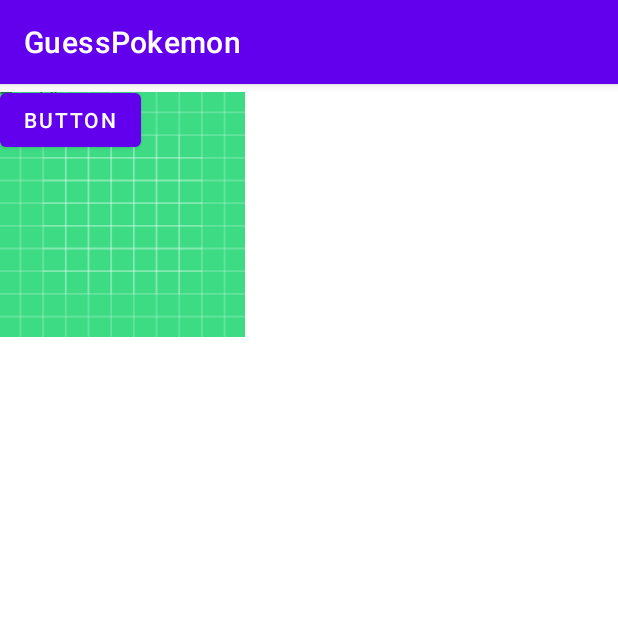
After one commit to jaumeplomer/GuessPokemonMultimedia, an Android app: the PartidaActivity screen opened directly, with no data from a screen before it, on a phone screen of 412 x 824 dp, the top half of it. The commit adds this screen. Run offline under Robolectric (Android 15) with nearby library versions, the phone set to English and light mode, and no system bars; 1 statement that could not run was skipped.

Commit message:
TOT IMPLEMENTAT MENYS PARTIDA

```diff
--- a/app/src/main/AndroidManifest.xml
+++ b/app/src/main/AndroidManifest.xml
@@ -6,15 +6,16 @@
     <uses-permission android:name="android.permission.WRITE_EXTERNAL_STORAGE" />
     <uses-permission android:name="android.permission.INTERNET" />
 
-
     <application
         android:allowBackup="true"
         android:icon="@mipmap/ic_launcher"
         android:label="@string/app_name"
+        android:requestLegacyExternalStorage="true"
         android:roundIcon="@mipmap/ic_launcher_round"
         android:supportsRtl="true"
         android:theme="@style/Theme.GuessPokemon">
-        <activity android:name=".Jugador.DetallJugadorActivity"></activity>
+        <activity android:name=".Partida.PartidaActivity"></activity>
+        <activity android:name=".Jugador.DetallJugadorActivity" />
         <activity android:name=".CrearJugadors.GeneraJugador" />
         <activity android:name=".Pokemon.LlistaPokemonActivity" />
         <activity
--- /dev/null
+++ b/app/src/main/java/com/example/guesspokemon/Partida/PartidaActivity.java
@@ -0,0 +1,21 @@
+package com.example.guesspokemon.Partida;
+
+import androidx.appcompat.app.AppCompatActivity;
+
+import android.os.Bundle;
+
+import com.example.guesspokemon.R;
+
+public class PartidaActivity extends AppCompatActivity {
+
+    @Override
+    protected void onCreate(Bundle savedInstanceState) {
+        super.onCreate(savedInstanceState);
+        setContentView(R.layout.activity_partida);
+
+        int cont = 0;
+
+        //llista pokemons
+        finish();
+    }
+}
--- /dev/null
+++ b/app/src/main/res/layout/activity_partida.xml
@@ -0,0 +1,32 @@
+<?xml version="1.0" encoding="utf-8"?>
+<androidx.constraintlayout.widget.ConstraintLayout xmlns:android="http://schemas.android.com/apk/res/android"
+    xmlns:app="http://schemas.android.com/apk/res-auto"
+    xmlns:tools="http://schemas.android.com/tools"
+    android:layout_width="match_parent"
+    android:layout_height="match_parent"
+    tools:context=".Partida.PartidaActivity">
+
+    <ImageView
+        android:id="@+id/imageView"
+        android:layout_width="163dp"
+        android:layout_height="174dp"
+        app:srcCompat="@drawable/ic_launcher_background"
+        tools:layout_editor_absoluteX="124dp"
+        tools:layout_editor_absoluteY="87dp" />
+
+    <TextView
+        android:id="@+id/textView"
+        android:layout_width="181dp"
+        android:layout_height="38dp"
+        android:text="TextView"
+        tools:layout_editor_absoluteX="115dp"
+        tools:layout_editor_absoluteY="322dp" />
+
+    <Button
+        android:id="@+id/button"
+        android:layout_width="wrap_content"
+        android:layout_height="wrap_content"
+        android:text="Button"
+        tools:layout_editor_absoluteX="159dp"
+        tools:layout_editor_absoluteY="476dp" />
+</androidx.constraintlayout.widget.ConstraintLayout>
```
Also changed, not shown: app/src/main/assets/pokedex.json (+13 -10 lines), app/src/main/java/com/example/guesspokemon/Jugador/DetallJugadorActivity.java (+29 -3 lines), app/src/main/java/com/example/guesspokemon/Pokemon/AdaptadorPokemon.java (+39 -5 lines), app/src/main/java/com/example/guesspokemon/Pokemon/LlistaPokemonActivity.java (+56 -10 lines), app/src/main/res/layout/activity_detall_jugador.xml (+59 -0 lines), app/src/main/res/layout/content_llista_pokemon.xml (+20 -3 lines).
